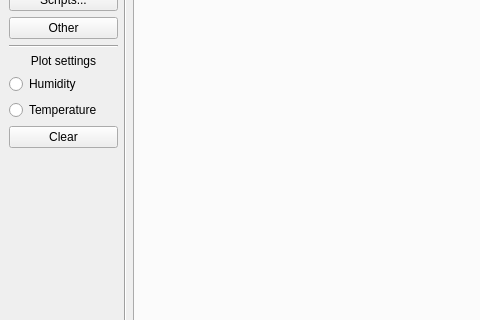
Above: PC/MainWindow.ui from dawidwojdylak/climatic-chamber-system before the change; both pictures show x 0 to 480 and y 123 to 443 of the 1068 by 723 pixel window. Below: the same form after it.
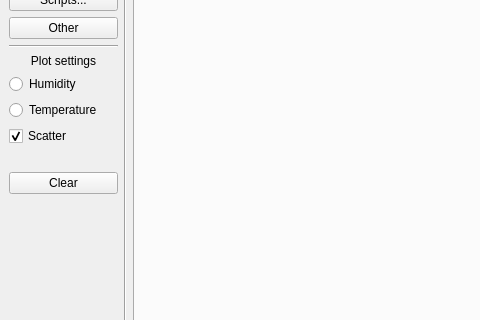
That is the form after the change.

Commit message: Add scatter enable & fix scatter bug

```diff
--- a/PC/MainWindow.ui
+++ b/PC/MainWindow.ui
@@ -89,9 +89,12 @@
          </widget>
         </item>
         <item>
-         <widget class="QPushButton" name="pushButton_chartClear">
+         <widget class="QCheckBox" name="checkBox_chartScatter">
           <property name="text">
-           <string>Clear</string>
+           <string>Scatter</string>
+          </property>
+          <property name="checked">
+           <bool>true</bool>
           </property>
          </widget>
         </item>
@@ -102,6 +105,13 @@
           </property>
          </widget>
         </item>
+        <item>
+         <widget class="QPushButton" name="pushButton_chartClear">
+          <property name="text">
+           <string>Clear</string>
+          </property>
+         </widget>
+        </item>
         <item>
          <spacer name="verticalSpacer">
           <property name="orientation">
```
The commit also changes 4 other files.
